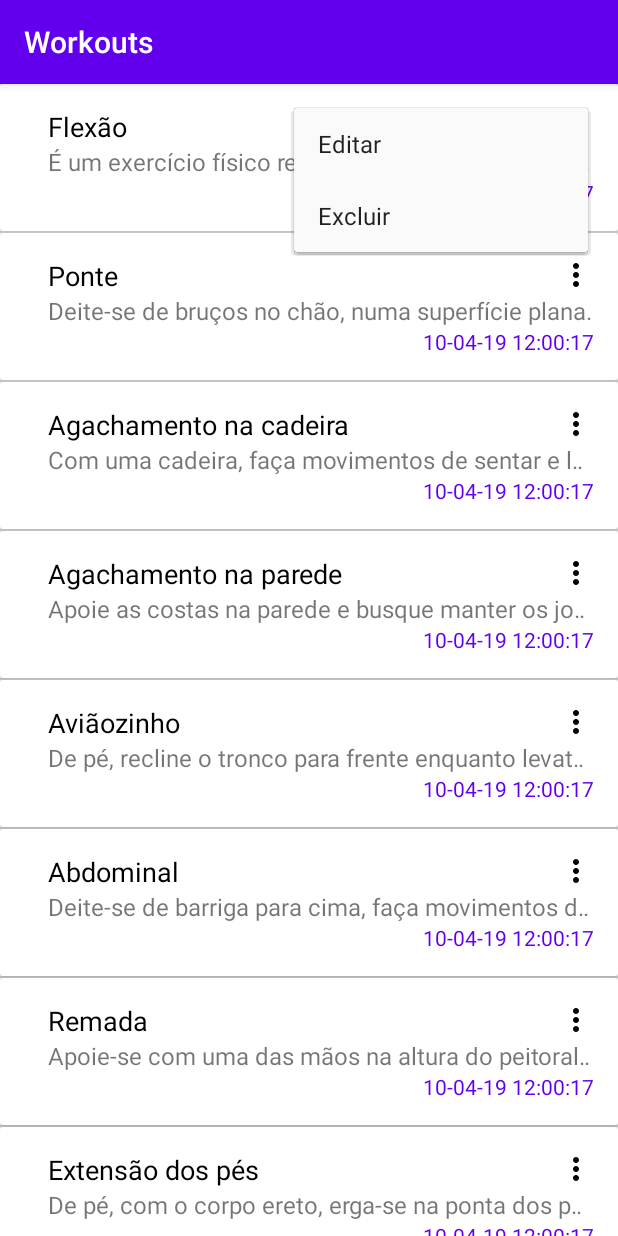
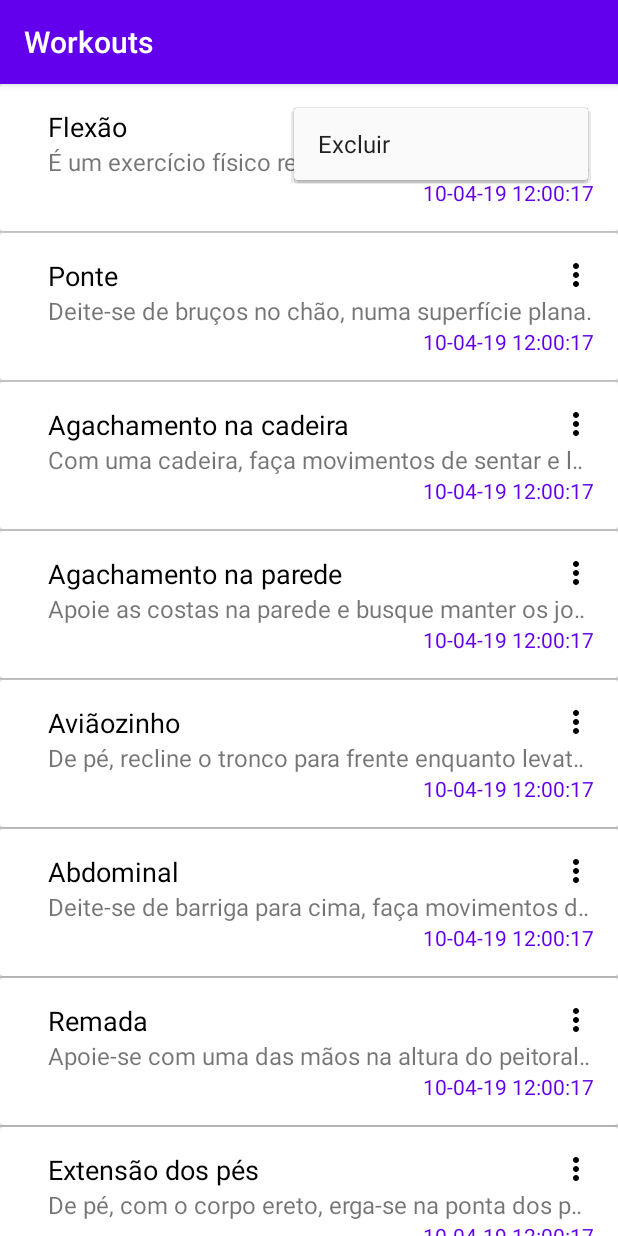
Before and after one commit to cristiano-arch/LealAppsChallenge, an Android app: the WorkoutActivity screen opened directly, with no data from a screen before it, after a tap on an icon or button, on a phone screen of 412 x 824 dp. Run offline under Robolectric (Android 15) with nearby library versions, the phone set to English and light mode, and no system bars.

Commit message:
Edit Workout removed from the popup menu
Couldent inflate alertDialog within WorkoutAdapter so Edit Workout will be displayed on RecyclerItemClick

```diff
--- a/app/src/main/res/menu/popup_menu_workout.xml
+++ b/app/src/main/res/menu/popup_menu_workout.xml
@@ -1,11 +1,6 @@
 <?xml version="1.0" encoding="utf-8"?>
 <menu xmlns:android="http://schemas.android.com/apk/res/android"
     xmlns:app="http://schemas.android.com/apk/res-auto">
-
-    <item
-        android:id="@+id/workout_popup_mnEdit"
-        app:showAsAction="never"
-        android:title="@string/workout_popup_mn_edit"/>
 
     <item
         android:id="@+id/workout_popup_mnDelete"
```
Also changed, not shown: app/src/main/java/com/andcris/lealappschallenge/presentation/adapters/WorkoutAdapter.java (+2 -8 lines).
